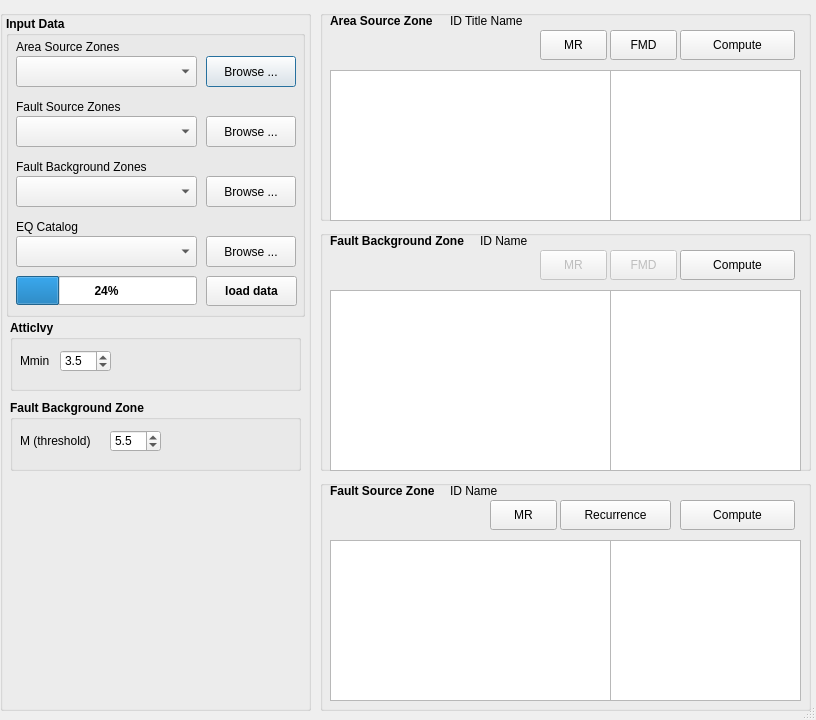
Old version of the form mt_seismicsource/ui_seismicsource.ui in the repository feuchner/seismicsource-toolkit.
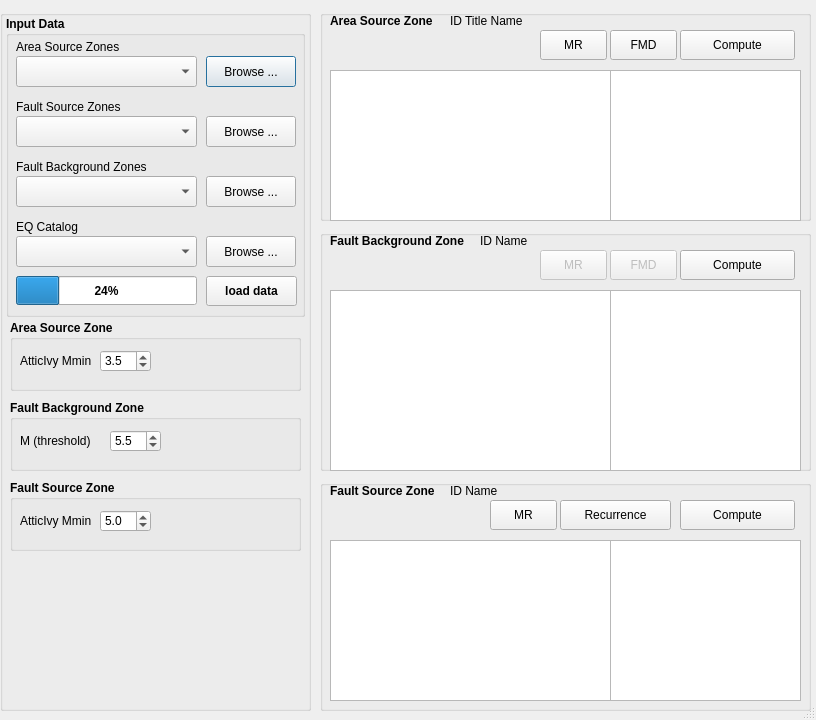
New version of the form.

Commit message: refactor of value computation in fault zone

```diff
--- a/mt_seismicsource/ui_seismicsource.ui
+++ b/mt_seismicsource/ui_seismicsource.ui
@@ -326,14 +326,14 @@
       </font>
      </property>
      <property name="title">
-      <string>AtticIvy</string>
+      <string>Area Source Zone</string>
      </property>
      <widget class="QLabel" name="labelSpinboxAtticIvyMmin">
       <property name="geometry">
        <rect>
         <x>10</x>
         <y>30</y>
-        <width>41</width>
+        <width>81</width>
         <height>21</height>
        </rect>
       </property>
@@ -344,13 +344,13 @@
        </font>
       </property>
       <property name="text">
-       <string>Mmin</string>
+       <string>AtticIvy Mmin</string>
       </property>
      </widget>
      <widget class="QDoubleSpinBox" name="spinboxAtticIvyMmin">
       <property name="geometry">
        <rect>
-        <x>50</x>
+        <x>90</x>
         <y>30</y>
         <width>51</width>
         <height>22</height>
@@ -436,6 +436,69 @@
       </property>
      </widget>
     </widget>
+    <widget class="QGroupBox" name="groupBoxFaultZone">
+     <property name="geometry">
+      <rect>
+       <x>10</x>
+       <y>470</y>
+       <width>291</width>
+       <height>71</height>
+      </rect>
+     </property>
+     <property name="font">
+      <font>
+       <weight>75</weight>
+       <bold>true</bold>
+      </font>
+     </property>
+     <property name="title">
+      <string>Fault Source Zone</string>
+     </property>
+     <widget class="QLabel" name="labelSpinboxFaultAtticIvyMmin">
+      <property name="geometry">
+       <rect>
+        <x>10</x>
+        <y>30</y>
+        <width>81</width>
+        <height>21</height>
+       </rect>
+      </property>
+      <property name="font">
+       <font>
+        <weight>50</weight>
+        <bold>false</bold>
+       </font>
+      </property>
+      <property name="text">
+       <string>AtticIvy Mmin</string>
+      </property>
+     </widget>
+     <widget class="QDoubleSpinBox" name="spinboxFaultAtticIvyMmin">
+      <property name="geometry">
+       <rect>
+        <x>90</x>
+        <y>30</y>
+        <width>51</width>
+        <height>22</height>
+       </rect>
+      </property>
+      <property name="font">
+       <font>
+        <weight>50</weight>
+        <bold>false</bold>
+       </font>
+      </property>
+      <property name="decimals">
+       <number>1</number>
+      </property>
+      <property name="singleStep">
+       <double>0.100000000000000</double>
+      </property>
+      <property name="value">
+       <double>5.000000000000000</double>
+      </property>
+     </widget>
+    </widget>
    </widget>
   </widget>
   <widget class="QWidget" name="widgetMomentRateArea" native="true">
```
Left out of the diff: 6 changed lines with no effect on the pictures. The commit also changes 7 other files.
